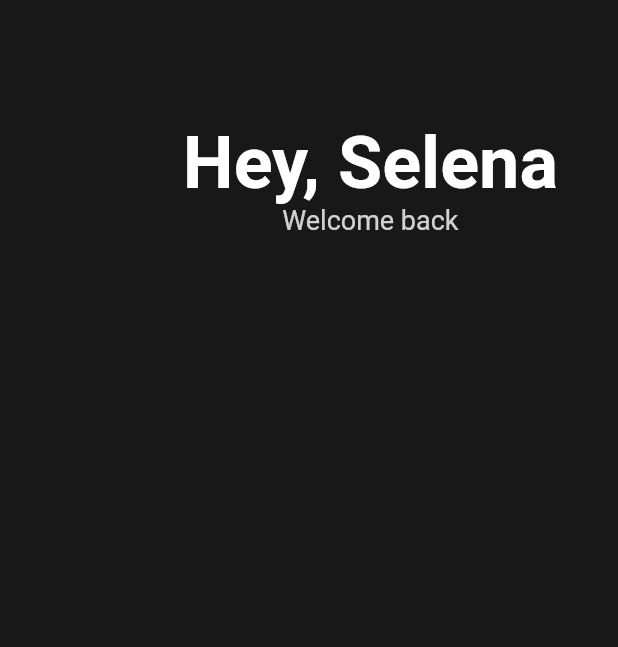
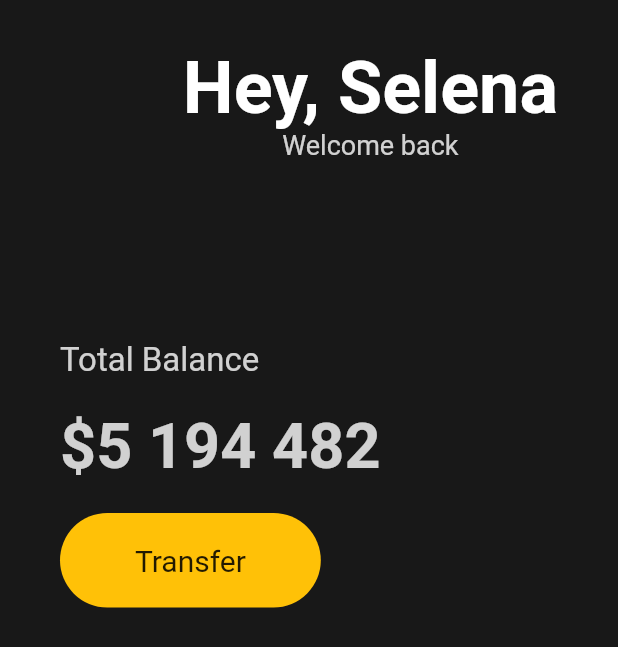
Before and after one commit to gonnabea/flutter-mini, a Flutter app: the screen it shows after launch, on a phone screen of 412 x 824 dp. Shown: the top 647 px of the screen. Run offline on Flutter 3.47's test engine with Material 2 defaults, Android fonts, the phone set to English and light mode, and no system bars.

Commit message:
[ADD] #3.2 Buttons Section

```diff
--- a/lib/main.dart
+++ b/lib/main.dart
@@ -21,10 +21,10 @@ class App extends StatelessWidget {
         body: Padding(
           padding: EdgeInsets.symmetric(horizontal: 40),
           child: Column(
-          crossAxisAlignment: CrossAxisAlignment.end,
+            crossAxisAlignment: CrossAxisAlignment.start,
             children: [
               SizedBox(
-              height: 80,
+                height: 30,
               ),
               Row(
                 mainAxisAlignment: MainAxisAlignment.end,
@@ -39,15 +39,59 @@ class App extends StatelessWidget {
                       Text('Welcome back',
                           style: TextStyle(
                               color: Color.fromRGBO(255, 255, 255, 0.8),
-                          fontSize: 18
+                              fontSize: 18)),
+                    ],
+                  )
+                ],
+              ),
+              SizedBox(
+                height: 120,
+              ),
+              Text(
+                'Total Balance',
+                style: TextStyle(
+                  fontSize: 22,
+                  color: Colors.white.withOpacity(0.8),
                 )
               ),
-                  ],
+                SizedBox(
+                  height: 20,
+                ),
+                Text(
+                  '\$5 194 482',
+                  style: TextStyle(
+                    fontSize: 42,
+                    fontWeight: FontWeight.w600,
+                    color: Colors.white.withOpacity(0.8),
+                )
+              ),
+              SizedBox(height: 20,),
+              Row(
+                children: [
+                  Container(
+                    decoration: BoxDecoration(
+                      color: Colors.amber,
+                      borderRadius: BorderRadius.circular(45)
+                    ),
+                    child:
+                    Padding(padding: EdgeInsets.symmetric(
+                      vertical: 20,
+                      horizontal: 50,
+                    ),
+                    child: Text(
+                      'Transfer',
+                      style: TextStyle(
+                        fontSize: 20,
+                      )
+                    ),
+                    )
+
                   )
                 ],
               )
             ],
-        ),),
+          ),
+        ),
       ),
     );
   }
```
Lines whose indentation alone changed are shown as unchanged.
